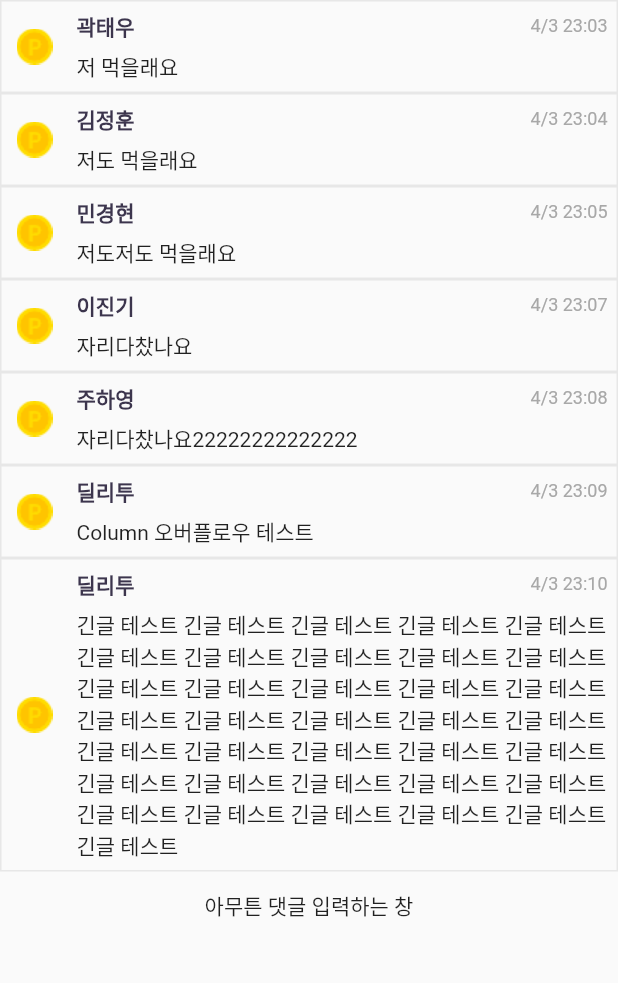
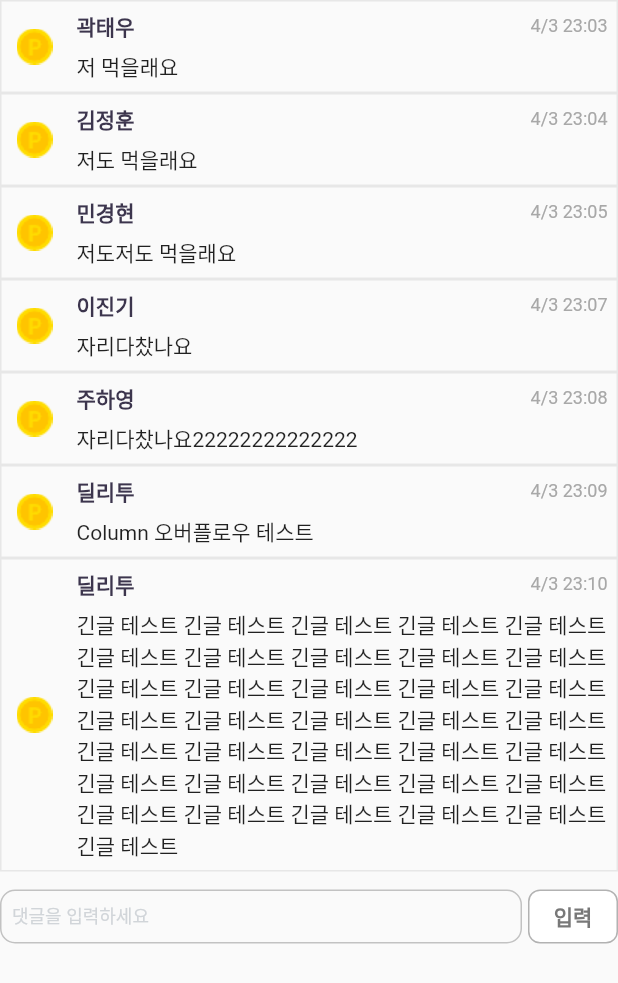
Before and after one commit to LiiNen/DeleTo, a Flutter app: the CommentView widget shown alone on an empty page, opened directly, on a phone screen of 412 x 824 dp. Shown: the top 983 px of the screen. Run offline on Flutter 3.47's test engine with Material 2 defaults, Android fonts, the phone set to English and light mode, and no system bars; our stand-ins replace fluttertoast; Roboto replaces fonts that are missing (NotoSansCJKKR).

Commit message:
Add comment writing component

```diff
--- a/lib/object/comment.dart
+++ b/lib/object/comment.dart
@@ -1,20 +1,19 @@
 class Comment {
   final int userId;
   final String userName;
-  final int storeId;
   final String imgSrc;
   final String content;
   final String time;
 
-  Comment({required this.userId, required this.userName, required this.storeId, required this.imgSrc, required this.content, required String this.time});
+  Comment({required this.userId, required this.userName, required this.imgSrc, required this.content, required String this.time});
 }
 
 var testCommentList = [
-  Comment(userId: 0, userName: '곽태우', storeId: 1, imgSrc: '', content: '저 먹을래요', time: '4/3 23:03'),
-  Comment(userId: 0, userName: '김정훈', storeId: 1, imgSrc: '', content: '저도 먹을래요', time: '4/3 23:04'),
-  Comment(userId: 0, userName: '민경현', storeId: 1, imgSrc: '', content: '저도저도 먹을래요', time: '4/3 23:05'),
-  Comment(userId: 0, userName: '이진기', storeId: 1, imgSrc: '', content: '자리다찼나요', time: '4/3 23:07'),
-  Comment(userId: 0, userName: '주하영', storeId: 1, imgSrc: '', content: '자리다찼나요22222222222222', time: '4/3 23:08'),
-  Comment(userId: 0, userName: '딜리투', storeId: 1, imgSrc: '', content: 'Column 오버플로우 테스트', time: '4/3 23:09'),
-  Comment(userId: 0, userName: '딜리투', storeId: 1, imgSrc: '', content: '긴글 테스트 긴글 테스트 긴글 테스트 긴글 테스트 긴글 테스트 긴글 테스트 긴글 테스트 긴글 테스트 긴글 테스트 긴글 테스트 긴글 테스트 긴글 테스트 긴글 테스트 긴글 테스트 긴글 테스트 긴글 테스트 긴글 테스트 긴글 테스트 긴글 테스트 긴글 테스트 긴글 테스트 긴글 테스트 긴글 테스트 긴글 테스트 긴글 테스트 긴글 테스트 긴글 테스트 긴글 테스트 긴글 테스트 긴글 테스트 긴글 테스트 긴글 테스트 긴글 테스트 긴글 테스트 긴글 테스트 긴글 테스트 ', time: '4/3 23:10'),
+  Comment(userId: 0, userName: '곽태우', imgSrc: '', content: '저 먹을래요', time: '4/3 23:03'),
+  Comment(userId: 0, userName: '김정훈', imgSrc: '', content: '저도 먹을래요', time: '4/3 23:04'),
+  Comment(userId: 0, userName: '민경현', imgSrc: '', content: '저도저도 먹을래요', time: '4/3 23:05'),
+  Comment(userId: 0, userName: '이진기', imgSrc: '', content: '자리다찼나요', time: '4/3 23:07'),
+  Comment(userId: 0, userName: '주하영', imgSrc: '', content: '자리다찼나요22222222222222', time: '4/3 23:08'),
+  Comment(userId: 0, userName: '딜리투', imgSrc: '', content: 'Column 오버플로우 테스트', time: '4/3 23:09'),
+  Comment(userId: 0, userName: '딜리투', imgSrc: '', content: '긴글 테스트 긴글 테스트 긴글 테스트 긴글 테스트 긴글 테스트 긴글 테스트 긴글 테스트 긴글 테스트 긴글 테스트 긴글 테스트 긴글 테스트 긴글 테스트 긴글 테스트 긴글 테스트 긴글 테스트 긴글 테스트 긴글 테스트 긴글 테스트 긴글 테스트 긴글 테스트 긴글 테스트 긴글 테스트 긴글 테스트 긴글 테스트 긴글 테스트 긴글 테스트 긴글 테스트 긴글 테스트 긴글 테스트 긴글 테스트 긴글 테스트 긴글 테스트 긴글 테스트 긴글 테스트 긴글 테스트 긴글 테스트 ', time: '4/3 23:10'),
 ];
--- a/lib/store/comment/comment_view.dart
+++ b/lib/store/comment/comment_view.dart
@@ -1,22 +1,62 @@
+import 'package:delito/component/default_button.dart';
+import 'package:delito/component/default_text_field.dart';
+import 'package:delito/object/comment.dart';
+import 'package:delito/object/user.dart';
 import 'package:delito/store/comment/comment_item_container.dart';
 import 'package:flutter/material.dart';
 
 class CommentView extends StatefulWidget {
-  final dynamic commentList;
-  CommentView({required this.commentList});
+  final int boardId;
+  CommentView({required this.boardId});
   @override
   State<CommentView> createState() => _CommentView();
 }
 class _CommentView extends State<CommentView> {
+  TextEditingController controller = TextEditingController();
+  FocusNode focusNode = FocusNode();
+
+  @override
+  void initState() {
+    super.initState();
+    _getComment();
+  }
+
+  _getComment() async {
+
+  }
+
   @override
   Widget build(BuildContext context) {
     return Column(
-      children: List<Widget>.generate(widget.commentList.length, (index) {
-        return CommentItemContainer(comment: widget.commentList[index],);
+      children: List<Widget>.generate(testCommentList.length, (index) {
+        return CommentItemContainer(comment: testCommentList[index],);
       }) + [
         SizedBox(height: 12),
-        Text('아무튼 댓글 입력하는 창')
+        Row(
+          children: [
+            Expanded(
+              child: Container(
+                height: 36,
+                child: DefaultTextField(
+                  controller: controller,
+                  focusNode: focusNode,
+                  hint: '댓글을 입력하세요',
+                  callback: _postComment
+                )
+              )
+            ),
+            SizedBox(width: 4),
+            DefaultButton(title: '입력', callback: controller.text!='' ? _postComment : null, width: 60)
+          ]
+        )
       ]
     );
   }
+
+  _postComment() async {
+    /// todo: send post request
+    setState(() {
+      testCommentList.add(Comment(userId: 0, userName: userInfo.name, imgSrc: '', content: controller.text, time: '4/6 20:23'));
+    });
+  }
 }
--- a/lib/store/store_board_view.dart
+++ b/lib/store/store_board_view.dart
@@ -47,7 +47,7 @@ class _StoreBoardView extends State<StoreBoardView> {
                   SizedBox(height: 24),
                   contentBox(),
                   SizedBox(height: 80),
-                  CommentView(commentList: testCommentList,),
+                  CommentView(boardId: 1,),
                   SizedBox(height: 20),
                 ]
               )
```
